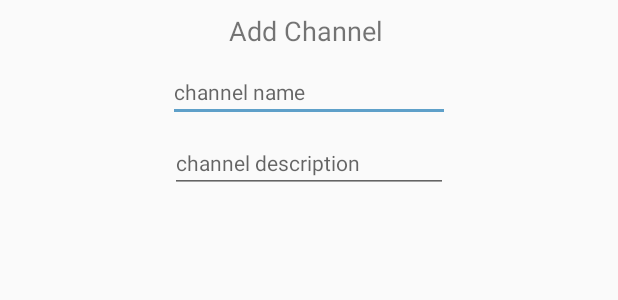
After one commit to david-chhetri/Smack, an Android app: the layout add_chhanel_dialog.xml on its own in the app's theme, with its tools: preview values and no code run, on a phone screen of 412 x 824 dp. The commit adds this screen. Shown: the top 300 px of the screen. Run offline under Robolectric (Android 15) with nearby library versions, the phone set to English and light mode, and no system bars.

Commit message:
Added channel dialog

```diff
--- a/app/src/main/java/com/foo/smack/Controller/CreateUserActivity.kt
+++ b/app/src/main/java/com/foo/smack/Controller/CreateUserActivity.kt
@@ -5,6 +5,7 @@ import android.graphics.Color
 import androidx.appcompat.app.AppCompatActivity
 import android.os.Bundle
 import android.view.View
+import android.view.WindowManager
 import android.widget.Toast
 import androidx.localbroadcastmanager.content.LocalBroadcastManager
 import com.foo.smack.R
@@ -114,4 +115,5 @@ class CreateUserActivity : AppCompatActivity() {
 
     }
 
+
 }
--- a/app/src/main/java/com/foo/smack/Controller/LoginActivity.kt
+++ b/app/src/main/java/com/foo/smack/Controller/LoginActivity.kt
@@ -4,6 +4,7 @@ import android.content.Context
 import android.content.Intent
 import android.os.Bundle
 import android.view.View
+import android.view.WindowManager
 import android.view.inputmethod.InputMethodManager
 import android.widget.Toast
 import androidx.appcompat.app.AppCompatActivity
@@ -20,8 +21,11 @@ class LoginActivity : AppCompatActivity() {
     }
 
     fun loginLoginBtnClicked(view: View) {
+        //hiding soft keyboard from message field on start
+        //getWindow().setSoftInputMode(WindowManager.LayoutParams.SOFT_INPUT_STATE_HIDDEN);
+        hideKeyboard()
         enableSpinner(true)
-        //hideKeyboard()
+
         val email = loginEmailTxt.text.toString().trim()
         val password = loginPasswordTxt.text.toString().trim()
         if (email.isNotEmpty() && password.isNotEmpty()) {
@@ -30,7 +34,7 @@ class LoginActivity : AppCompatActivity() {
                     AuthService.findUserByEmail(this) { findingUserSuccess ->
                         if (findingUserSuccess) {
                             enableSpinner(false)
-                            finish()
+                             finish()
                         } else {
                             errorToast()
                         }
@@ -71,10 +75,11 @@ class LoginActivity : AppCompatActivity() {
 
     }
 
-/*    fun hideKeyboard(){
+
+    fun hideKeyboard(){
         val inputManager = getSystemService(Context.INPUT_METHOD_SERVICE) as InputMethodManager
         if(inputManager.isAcceptingText){
             inputManager.hideSoftInputFromWindow(currentFocus.windowToken, 0)
         }
-    }*/
+    }
 }
--- a/app/src/main/java/com/foo/smack/Controller/MainActivity.kt
+++ b/app/src/main/java/com/foo/smack/Controller/MainActivity.kt
@@ -1,15 +1,16 @@
 package com.foo.smack.Controller
 
-import android.content.BroadcastReceiver
-import android.content.Context
-import android.content.Intent
-import android.content.IntentFilter
+import android.content.*
 import android.graphics.Color
 import android.os.Build
 import android.os.Bundle
 import android.os.StrictMode
+import android.view.LayoutInflater
 import android.view.View
 import android.view.WindowManager
+import android.view.inputmethod.InputMethodManager
+import android.widget.EditText
+import androidx.appcompat.app.AlertDialog
 import androidx.appcompat.app.AppCompatActivity
 import androidx.appcompat.widget.Toolbar
 import androidx.drawerlayout.widget.DrawerLayout
@@ -37,9 +38,8 @@ class MainActivity : AppCompatActivity() {
         setContentView(R.layout.activity_main)
         val toolbar: Toolbar = findViewById(R.id.toolbar)
         setSupportActionBar(toolbar)
-        //hiding soft keyboard from message field on start
-        getWindow().setSoftInputMode(WindowManager.LayoutParams.SOFT_INPUT_STATE_HIDDEN);
 
+        hideKeyboard()
         val drawerLayout: DrawerLayout = findViewById(R.id.drawer_layout)
 
         val navView: NavigationView = findViewById(R.id.nav_view)
@@ -96,6 +96,25 @@ class MainActivity : AppCompatActivity() {
     }
 
     fun addChannelClicked(view: View){
+        if(AuthService.isLoggedIn){
+            val builder = AlertDialog.Builder(this)
+            val dialogView = layoutInflater.inflate(R.layout.add_chhanel_dialog, null)
+
+            builder.setView(dialogView)
+                .setPositiveButton("Add"){ dialog: DialogInterface?, which: Int ->
+
+                    val nameTextField = dialogView.findViewById<EditText>(R.id.addChannelNameTxt)
+                    val descTextFied = dialogView.findViewById<EditText>(R.id.addChannelDescTxt)
+                    val channelName = nameTextField.text.toString()
+                    val channelDesc = descTextFied.text.toString()
+                    //create channel with channel name & Description
+
+                }
+                .setNegativeButton("Cancel"){dialog: DialogInterface?, which: Int ->
+
+                }
+                .show()
+        }
 
 
     }
@@ -109,4 +128,18 @@ class MainActivity : AppCompatActivity() {
         val navController = findNavController(R.id.nav_host_fragment)
         return navController.navigateUp(appBarConfiguration) || super.onSupportNavigateUp()
     }
+
+
+    override fun onResume() {
+        super.onResume()
+        //hiding soft keyboard from message field on start
+        //getWindow().setSoftInputMode(WindowManager.LayoutParams.SOFT_INPUT_STATE_HIDDEN);
+    }
+
+    fun hideKeyboard(){
+        val inputManager = getSystemService(Context.INPUT_METHOD_SERVICE) as InputMethodManager
+        if(inputManager.isAcceptingText){
+            inputManager.hideSoftInputFromWindow(currentFocus.windowToken, 0)
+        }
+    }
 }
--- a/app/src/main/java/com/foo/smack/Utilities/Constants.kt
+++ b/app/src/main/java/com/foo/smack/Utilities/Constants.kt
@@ -4,10 +4,10 @@ package com.foo.smack.Utilities
  * Created by David Chhetri on 08,March,2022
  */
 
-const val BASE_URL="http://10.0.1.2:3005/v1/"
+//const val BASE_URL="http://10.0.1.6:3005/v1/"
 
 //10.0.2.2 is default address android looks for from emulator
-//const val BASE_URL="http://10.0.2.2:3005/v1/"
+const val BASE_URL="http://10.0.2.2:3005/v1/"
 const val URL_REGISTER="${BASE_URL}account/register"
 const val URL_LOGIN="${BASE_URL}account/login"
 const val URL_CREATE_USER="${BASE_URL}user/add"
--- /dev/null
+++ b/app/src/main/res/layout/add_chhanel_dialog.xml
@@ -0,0 +1,58 @@
+<?xml version="1.0" encoding="utf-8"?>
+<androidx.constraintlayout.widget.ConstraintLayout xmlns:android="http://schemas.android.com/apk/res/android"
+    xmlns:app="http://schemas.android.com/apk/res-auto"
+    xmlns:tools="http://schemas.android.com/tools"
+    android:layout_width="match_parent"
+    android:layout_height="match_parent">
+
+    <TextView
+        android:id="@+id/textView3"
+        android:layout_width="187dp"
+        android:layout_height="27dp"
+        android:layout_marginStart="8dp"
+        android:layout_marginTop="8dp"
+        android:layout_marginEnd="8dp"
+        android:text="Add Channel "
+        android:textAlignment="center"
+        android:textSize="18sp"
+        app:layout_constraintEnd_toEndOf="parent"
+        app:layout_constraintHorizontal_bias="0.5"
+        app:layout_constraintStart_toStartOf="parent"
+        app:layout_constraintTop_toTopOf="parent" />
+
+    <EditText
+        android:id="@+id/addChannelNameTxt"
+        android:layout_width="188dp"
+        android:layout_height="38dp"
+        android:layout_marginStart="8dp"
+        android:layout_marginTop="8dp"
+        android:layout_marginEnd="8dp"
+        android:ems="10"
+        android:hint="channel name"
+        android:inputType="textPersonName"
+        android:textColor="@color/material_grey_600"
+        android:textSize="14sp"
+        app:layout_constraintEnd_toEndOf="parent"
+        app:layout_constraintHorizontal_bias="0.5"
+        app:layout_constraintStart_toStartOf="parent"
+        app:layout_constraintTop_toBottomOf="@+id/textView3" />
+
+    <EditText
+        android:id="@+id/addChannelDescTxt"
+        android:layout_width="185dp"
+        android:layout_height="39dp"
+        android:layout_marginStart="8dp"
+        android:layout_marginTop="8dp"
+        android:layout_marginEnd="8dp"
+        android:ems="10"
+        android:hint="channel description"
+        android:inputType="textPersonName"
+        android:textColor="@color/material_grey_600"
+        android:textSize="14sp"
+        app:layout_constraintBottom_toBottomOf="parent"
+        app:layout_constraintEnd_toEndOf="parent"
+        app:layout_constraintHorizontal_bias="0.5"
+        app:layout_constraintStart_toStartOf="parent"
+        app:layout_constraintTop_toBottomOf="@+id/addChannelNameTxt"
+        app:layout_constraintVertical_bias="0.0" />
+</androidx.constraintlayout.widget.ConstraintLayout>
```
Also changed, not shown: 1 other file.
